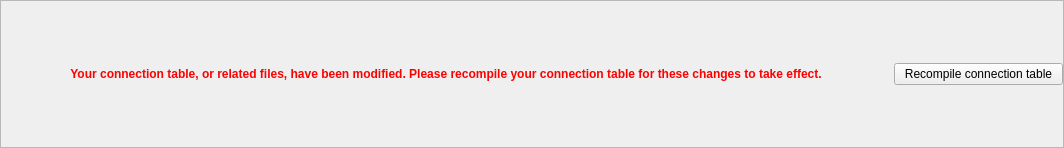
labscript-suite/blacs, file plugins/connection_table/notification.ui: the form before one commit.
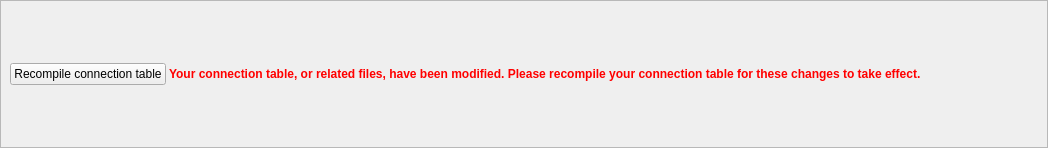
The form after the commit. Icons and pictures are not drawn.

Commit message: feature: Add icons to notifications, replacing text on buttons where appropriate

Diff of the .ui file:
```diff
--- a/plugins/connection_table/notification.ui
+++ b/plugins/connection_table/notification.ui
@@ -6,7 +6,7 @@
    <rect>
     <x>0</x>
     <y>0</y>
-    <width>1064</width>
+    <width>1048</width>
     <height>148</height>
    </rect>
   </property>
@@ -25,16 +25,36 @@
   <property name="frameShadow">
    <enum>QFrame::Raised</enum>
   </property>
-  <layout class="QHBoxLayout" name="horizontalLayout">
+  <layout class="QHBoxLayout" name="horizontalLayout" stretch="0,0,0">
    <property name="spacing">
     <number>3</number>
    </property>
    <property name="sizeConstraint">
     <enum>QLayout::SetMinimumSize</enum>
    </property>
-   <property name="margin">
-    <number>0</number>
+   <property name="leftMargin">
+    <number>9</number>
    </property>
+   <property name="topMargin">
+    <number>3</number>
+   </property>
+   <property name="rightMargin">
+    <number>3</number>
+   </property>
+   <property name="bottomMargin">
+    <number>3</number>
+   </property>
+   <item>
+    <widget class="QPushButton" name="button">
+     <property name="text">
+      <string>Recompile connection table</string>
+     </property>
+     <property name="icon">
+      <iconset resource="../../../../../../usr/local/lib/python2.7/dist-packages/qtutils/icons/icons.qrc">
+       <normaloff>:/qtutils/fugue/arrow-circle.png</normaloff>:/qtutils/fugue/arrow-circle.png</iconset>
+     </property>
+    </widget>
+   </item>
    <item>
     <widget class="QLabel" name="label">
      <property name="sizePolicy">
@@ -45,7 +65,7 @@
      </property>
      <property name="maximumSize">
       <size>
-       <width>890</width>
+       <width>2000</width>
        <height>40</height>
       </size>
      </property>
@@ -53,7 +73,7 @@
       <string>&lt;html&gt;&lt;head/&gt;&lt;body&gt;&lt;p&gt;&lt;span style=&quot; font-weight:600; color:#ff0000;&quot;&gt;Your connection table, or related files, have been modified. Please recompile your connection table for these changes to take effect.&lt;/span&gt;&lt;/p&gt;&lt;/body&gt;&lt;/html&gt;</string>
      </property>
      <property name="alignment">
-      <set>Qt::AlignCenter</set>
+      <set>Qt::AlignLeading|Qt::AlignLeft|Qt::AlignVCenter</set>
      </property>
      <property name="wordWrap">
       <bool>true</bool>
@@ -61,11 +81,17 @@
     </widget>
    </item>
    <item>
-    <widget class="QPushButton" name="button">
-     <property name="text">
-      <string>Recompile connection table</string>
+    <spacer name="horizontalSpacer_2">
+     <property name="orientation">
+      <enum>Qt::Horizontal</enum>
      </property>
-    </widget>
+     <property name="sizeHint" stdset="0">
+      <size>
+       <width>40</width>
+       <height>10</height>
+      </size>
+     </property>
+    </spacer>
    </item>
   </layout>
  </widget>
```
Left out of the diff: 4 changed lines with no effect on the pictures. The commit also changes 2 other files.
